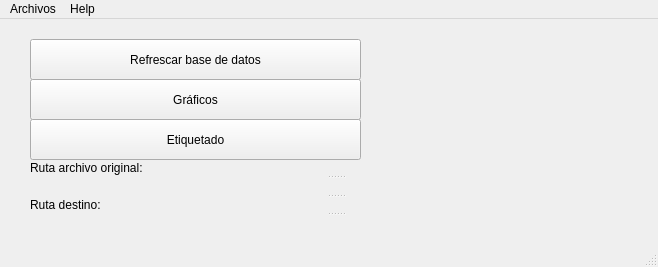
Old version of the form GUI/uifiles/MainWindow.ui in the repository marcelooyaneder/Darwin-Connect.
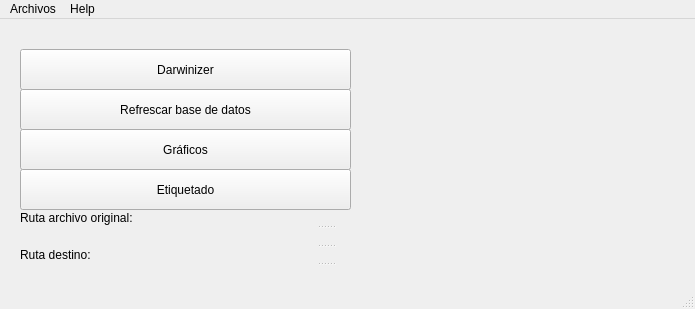
New version of the form.

Commit message: first steps on darwinizer

The edit to the form file:
```diff
--- a/GUI/uifiles/MainWindow.ui
+++ b/GUI/uifiles/MainWindow.ui
@@ -6,8 +6,8 @@
    <rect>
     <x>0</x>
     <y>0</y>
-    <width>658</width>
-    <height>267</height>
+    <width>695</width>
+    <height>309</height>
    </rect>
   </property>
   <property name="windowTitle">
@@ -17,8 +17,8 @@
    <widget class="QPushButton" name="refresh_button">
     <property name="geometry">
      <rect>
-      <x>30</x>
-      <y>20</y>
+      <x>20</x>
+      <y>70</y>
       <width>331</width>
       <height>41</height>
      </rect>
@@ -30,8 +30,8 @@
    <widget class="QPushButton" name="stats_button">
     <property name="geometry">
      <rect>
-      <x>30</x>
-      <y>60</y>
+      <x>20</x>
+      <y>110</y>
       <width>331</width>
       <height>41</height>
      </rect>
@@ -43,8 +43,8 @@
    <widget class="QPushButton" name="ettiquette_button">
     <property name="geometry">
      <rect>
-      <x>30</x>
-      <y>100</y>
+      <x>20</x>
+      <y>150</y>
       <width>331</width>
       <height>41</height>
      </rect>
@@ -56,8 +56,8 @@
    <widget class="QSplitter" name="pathwaysanswer">
     <property name="geometry">
      <rect>
-      <x>30</x>
-      <y>141</y>
+      <x>20</x>
+      <y>191</y>
       <width>611</width>
       <height>71</height>
      </rect>
@@ -86,13 +86,26 @@
      </property>
     </widget>
    </widget>
+   <widget class="QPushButton" name="darwinizer_button">
+    <property name="geometry">
+     <rect>
+      <x>20</x>
+      <y>30</y>
+      <width>331</width>
+      <height>41</height>
+     </rect>
+    </property>
+    <property name="text">
+     <string>Darwinizer</string>
+    </property>
+   </widget>
   </widget>
   <widget class="QMenuBar" name="menubar">
    <property name="geometry">
     <rect>
      <x>0</x>
      <y>0</y>
-     <width>658</width>
+     <width>695</width>
      <height>21</height>
     </rect>
    </property>
```
The commit also changes 5 other files.
